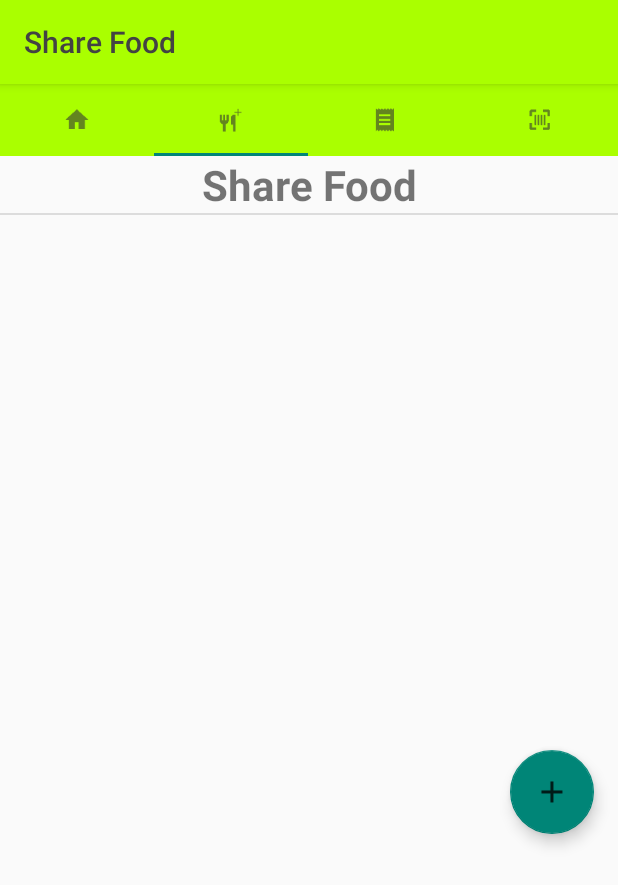
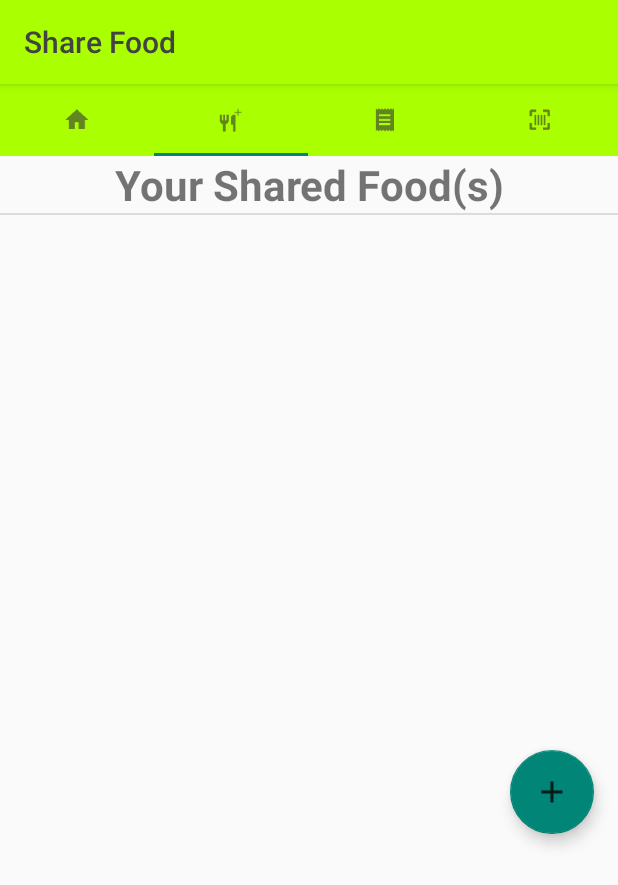
Before and after one commit to yaluen/Bill-E, an Android app: the screen it shows after launch (MainActivity), tab 2 chosen, on a phone screen of 412 x 824 dp. Shown: the top 885 px of the screen. Run offline under Robolectric (Android 15) with nearby library versions, the phone set to English and light mode, and no system bars; 7 statements that could not run were skipped.

Commit message:
Modified some titles

```diff
--- a/app/src/main/java/com/bille/group3/food_e/MainActivity.java
+++ b/app/src/main/java/com/bille/group3/food_e/MainActivity.java
@@ -87,7 +87,7 @@ public class MainActivity extends AppCompatActivity {
                 } else if (position == 2) {
                     actionBar.setTitle(Html.fromHtml("<font color='#434343'> View Receipts </font>"));
                 } else if (position == 3) {
-                    actionBar.setTitle(Html.fromHtml("<font color='#434343'> E-Receipt Scan </font>"));
+                    actionBar.setTitle(Html.fromHtml("<font color='#434343'> E-Receipt Code </font>"));
                 }
 
             }
--- a/app/src/main/res/layout/header_list_share.xml
+++ b/app/src/main/res/layout/header_list_share.xml
@@ -5,7 +5,7 @@
     <TextView
         android:layout_width="match_parent"
         android:layout_height="wrap_content"
-        android:text="Share Food"
+        android:text="Your Shared Food(s)"
         android:textSize="28sp"
         android:gravity="center_horizontal"
         android:textStyle="bold"
--- a/app/src/main/res/values/strings.xml
+++ b/app/src/main/res/values/strings.xml
@@ -2,9 +2,6 @@
 <resources>
 
     <string name="app_name">Food-E</string>
-    <string name="title_section1">Section 1</string>
-    <string name="title_section2">Section 2</string>
-    <string name="title_section3">Section 3</string>
     <string name="action_settings">Settings</string>
     <!--Strings receipt search -->
     <string name="hint_receipt">Enter text for search</string>
```
